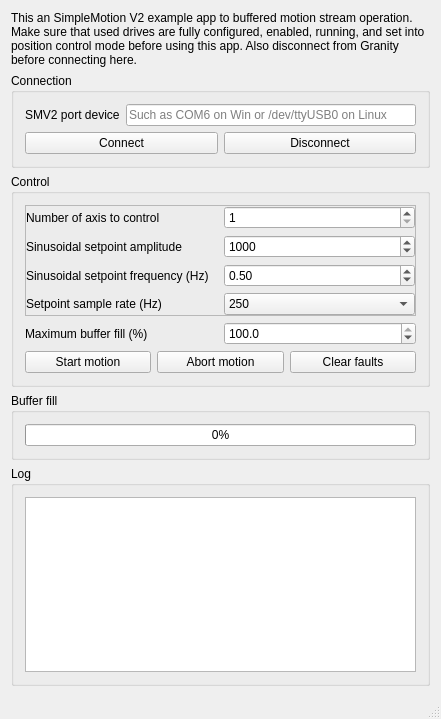
First picture: the form in BufferedMotionStreamExample/mw.ui, repository GraniteDevices/SimpleMotionV2Examples, before the edit.
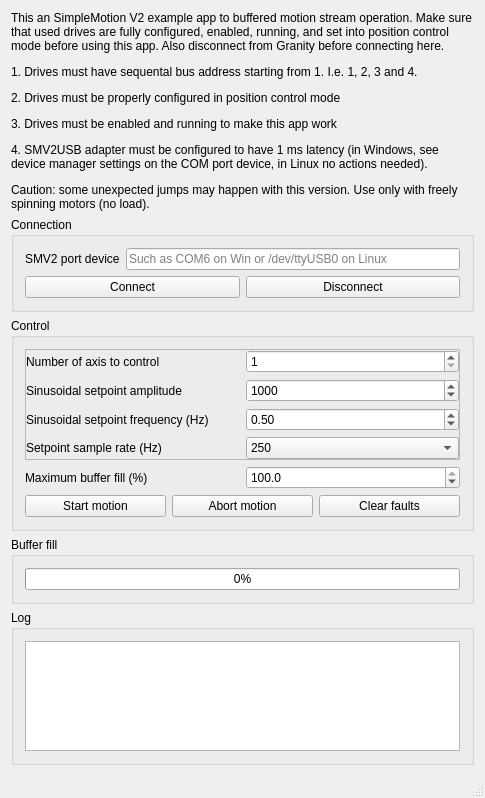
Second picture: the form after the edit.

Diff of the .ui file:
```diff
--- a/BufferedMotionStreamExample/mw.ui
+++ b/BufferedMotionStreamExample/mw.ui
@@ -6,8 +6,8 @@
    <rect>
     <x>0</x>
     <y>0</y>
-    <width>441</width>
-    <height>719</height>
+    <width>485</width>
+    <height>798</height>
    </rect>
   </property>
   <property name="windowTitle">
@@ -18,7 +18,7 @@
     <item>
      <widget class="QLabel" name="label_2">
       <property name="text">
-       <string>This an SimpleMotion V2 example app to buffered motion stream operation. Make sure that used drives are fully configured, enabled, running, and set into position control mode before using this app. Also disconnect from Granity before connecting here.</string>
+       <string>&lt;html&gt;&lt;head/&gt;&lt;body&gt;&lt;p&gt;This an SimpleMotion V2 example app to buffered motion stream operation. Make sure that used drives are fully configured, enabled, running, and set into position control mode before using this app. Also disconnect from Granity before connecting here. &lt;/p&gt;&lt;p&gt;1. Drives must have sequental bus address starting from 1. I.e. 1, 2, 3 and 4.&lt;/p&gt;&lt;p&gt;2. Drives must be properly configured in position control mode&lt;/p&gt;&lt;p&gt;3. Drives must be enabled and running to make this app work&lt;/p&gt;&lt;p&gt;4. SMV2USB adapter must be configured to have 1 ms latency (in Windows, see device manager settings on the COM port device, in Linux no actions needed).&lt;/p&gt;&lt;p&gt;Caution: some unexpected jumps may happen with this version. Use only with freely spinning motors (no load).&lt;/p&gt;&lt;/body&gt;&lt;/html&gt;</string>
       </property>
       <property name="wordWrap">
        <bool>true</bool>
```
